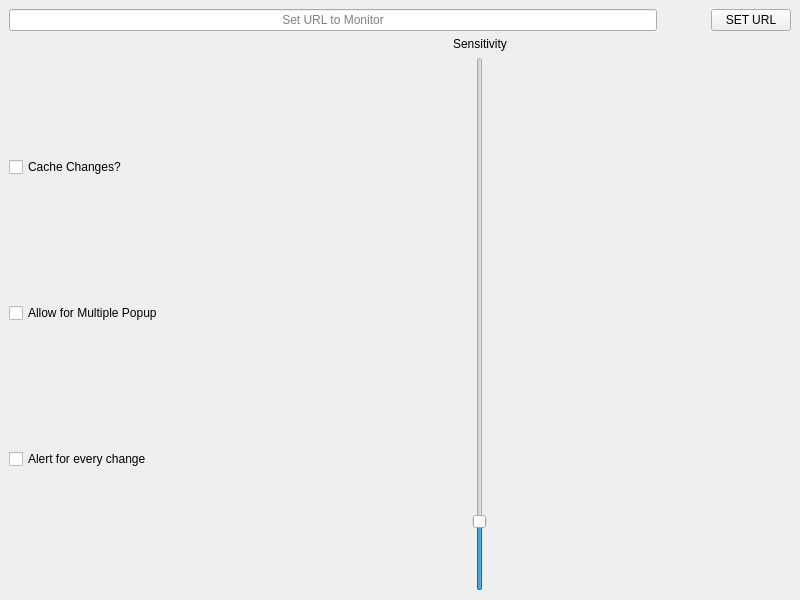
The window that logginghome.ui (AlexsCode/LoggingStation) describes before a commit, drawn with Qt 5.
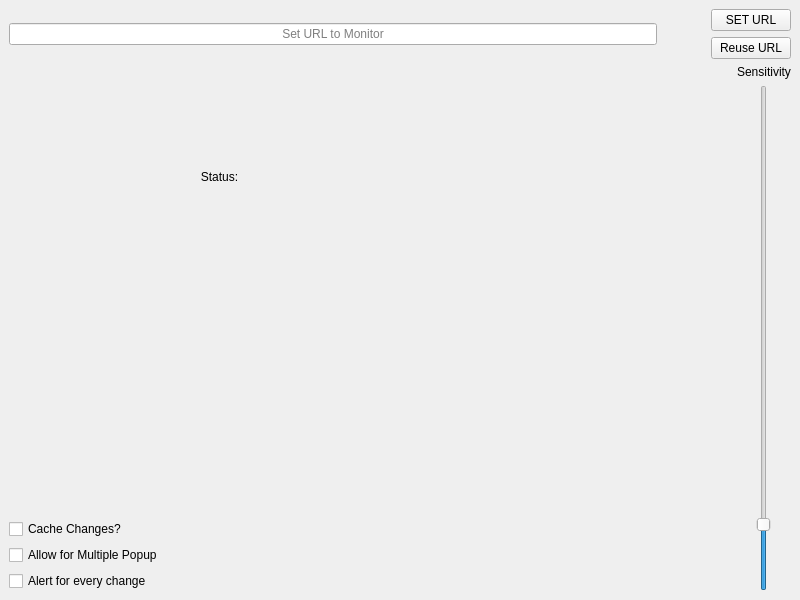
The same window after the commit.

```diff
--- a/logginghome.ui
+++ b/logginghome.ui
@@ -21,9 +21,7 @@
   </property>
   <widget class="QWidget" name="centralwidget">
    <layout class="QGridLayout" name="gridLayout">
-    <item row="0" column="0">
-     <layout class="QVBoxLayout" name="verticalLayout_3">
-      <item>
+    <item row="0" column="0" colspan="2">
        <layout class="QHBoxLayout" name="horizontalLayout">
         <item>
          <widget class="QLineEdit" name="urlLineEdit">
@@ -55,18 +53,113 @@
          </spacer>
         </item>
         <item>
+       <layout class="QVBoxLayout" name="verticalLayout_3">
+        <item>
          <widget class="QPushButton" name="setURLButton">
           <property name="text">
            <string>SET URL</string>
           </property>
          </widget>
         </item>
+        <item>
+         <widget class="QPushButton" name="reuseURLButton">
+          <property name="text">
+           <string>Reuse URL</string>
+          </property>
+         </widget>
+        </item>
        </layout>
       </item>
-      <item>
-       <layout class="QHBoxLayout" name="horizontalLayout_2">
-        <item>
+     </layout>
+    </item>
+    <item row="1" column="0">
          <layout class="QVBoxLayout" name="verticalLayout">
+      <item>
+       <layout class="QHBoxLayout" name="horizontalLayout_2">
+        <item>
+         <spacer name="horizontalSpacer_3">
+          <property name="orientation">
+           <enum>Qt::Horizontal</enum>
+          </property>
+          <property name="sizeType">
+           <enum>QSizePolicy::Fixed</enum>
+          </property>
+          <property name="sizeHint" stdset="0">
+           <size>
+            <width>40</width>
+            <height>20</height>
+           </size>
+          </property>
+         </spacer>
+        </item>
+        <item>
+         <widget class="QLabel" name="status_label">
+          <property name="sizePolicy">
+           <sizepolicy hsizetype="MinimumExpanding" vsizetype="MinimumExpanding">
+            <horstretch>0</horstretch>
+            <verstretch>0</verstretch>
+           </sizepolicy>
+          </property>
+          <property name="minimumSize">
+           <size>
+            <width>50</width>
+            <height>50</height>
+           </size>
+          </property>
+          <property name="maximumSize">
+           <size>
+            <width>400</width>
+            <height>400</height>
+           </size>
+          </property>
+          <property name="baseSize">
+           <size>
+            <width>0</width>
+            <height>0</height>
+           </size>
+          </property>
+          <property name="text">
+           <string>Status:</string>
+          </property>
+          <property name="scaledContents">
+           <bool>true</bool>
+          </property>
+          <property name="alignment">
+           <set>Qt::AlignCenter</set>
+          </property>
+         </widget>
+        </item>
+        <item>
+         <spacer name="horizontalSpacer_2">
+          <property name="orientation">
+           <enum>Qt::Horizontal</enum>
+          </property>
+          <property name="sizeHint" stdset="0">
+           <size>
+            <width>40</width>
+            <height>20</height>
+           </size>
+          </property>
+         </spacer>
+        </item>
+       </layout>
+      </item>
+      <item>
+       <spacer name="verticalSpacer">
+        <property name="orientation">
+         <enum>Qt::Vertical</enum>
+        </property>
+        <property name="sizeType">
+         <enum>QSizePolicy::MinimumExpanding</enum>
+        </property>
+        <property name="sizeHint" stdset="0">
+         <size>
+          <width>20</width>
+          <height>20</height>
+         </size>
+        </property>
+       </spacer>
+      </item>
           <item>
            <widget class="QCheckBox" name="checkBox">
             <property name="sizePolicy">
@@ -108,13 +201,16 @@
           </item>
          </layout>
         </item>
-        <item>
+    <item row="1" column="1">
          <layout class="QVBoxLayout" name="verticalLayout_2">
-          <item alignment="Qt::AlignHCenter">
+      <item>
            <widget class="QLabel" name="label">
             <property name="text">
              <string>Sensitivity</string>
             </property>
+        <property name="alignment">
+         <set>Qt::AlignCenter</set>
+        </property>
            </widget>
           </item>
           <item alignment="Qt::AlignHCenter">
@@ -135,10 +231,6 @@
              <enum>Qt::Vertical</enum>
             </property>
            </widget>
-          </item>
-         </layout>
-        </item>
-       </layout>
       </item>
      </layout>
     </item>
```
Lines whose indentation alone changed are shown as unchanged.
